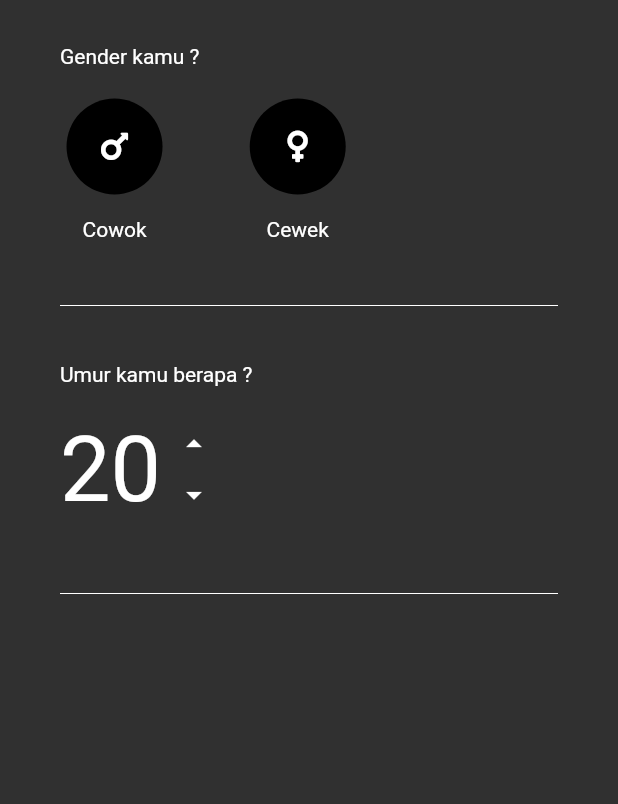
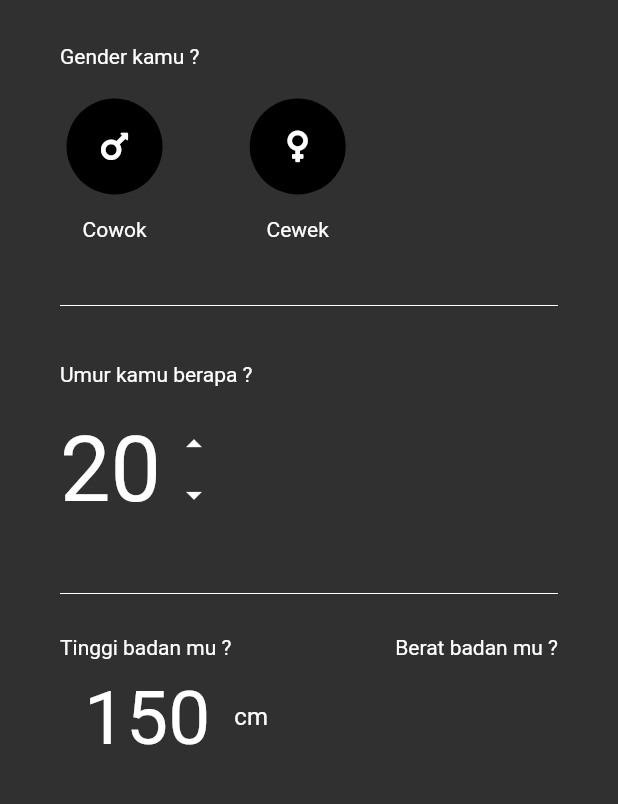
Before and after one commit to vicco7s/udacoding_repository, a Flutter app: the screen it shows after launch, on a phone screen of 412 x 824 dp, the part 95-899 px from its top. Run offline on Flutter 3.47's test engine with Material 2 defaults, Android fonts, the phone set to English and light mode, and no system bars; our stand-ins replace font_awesome_flutter, numberpicker.

Commit message:
BMI commit

```diff
--- /dev/null
+++ b/bmi_calculator/lib/components/dialogshow.dart
@@ -0,0 +1 @@
+import 'package:flutter/material.dart';
--- a/bmi_calculator/lib/page/input.dart
+++ b/bmi_calculator/lib/page/input.dart
@@ -3,6 +3,7 @@ import 'package:bmi_calculator/components/gender.dart';
 import 'package:bmi_calculator/components/iconbutton.dart';
 import 'package:flutter/material.dart';
 import 'package:font_awesome_flutter/font_awesome_flutter.dart';
+import 'package:numberpicker/numberpicker.dart';
 
 
 enum Gender{
@@ -19,13 +20,33 @@ class InputBmi extends StatefulWidget {
 class _InputBmiState extends State<InputBmi> {
   Gender selectedGender;
   int age = 20;
+  int height = 150;
+  int weight = 60;
 
-
+// ignore: unused_element
+void _showDialog() {
+   showDialog(
+     context: context,
+     builder: (BuildContext context) {
+       return NumberPickerDialog.integer(
+         minValue: 10,
+         maxValue: 250,
+         initialIntegerValue: height);
+     }
+   ).then((value) {
+     if (value != null) {
+       setState(() {
+         height = value;
+       });
+     }
+   });
+ }
 
   @override
   Widget build(BuildContext context) {
     return Scaffold(
-      body: Container(
+      body: SafeArea(
+          child: Container(
           padding: EdgeInsets.all(40),
           child: Column(
             crossAxisAlignment: CrossAxisAlignment.stretch,
@@ -139,9 +160,29 @@ class _InputBmiState extends State<InputBmi> {
               ),
             ),
 
-
+            Column(
+             children: [
+               Row(
+                 mainAxisAlignment: MainAxisAlignment.spaceBetween,
+                 children: [
+                   Text('Tinggi badan mu ?'),
+                   Text('Berat badan mu ?')
+                 ],
+               ),
+               SizedBox(height: 10,),
+               ListTile(
+                leading: InkWell(
+                      onTap: (){
+                       _showDialog();
+                      },
+                      child: Text(height.toString(),style: TextStyle(fontSize: 50,))),
+                title: Text('cm'),
+               )
+             ],
+            )
 
            ],
+          ),
          ),
       ),
     );
--- a/bmi_calculator/pubspec.yaml
+++ b/bmi_calculator/pubspec.yaml
@@ -17,6 +17,7 @@ dependencies:
 
   cupertino_icons: ^0.1.3
   font_awesome_flutter: ^8.8.1
+  numberpicker: ^1.2.1
 
 dev_dependencies:
   flutter_test:
```
Also changed, not shown: bmi_calculator/pubspec.lock. Lines whose indentation alone changed are shown as unchanged.
